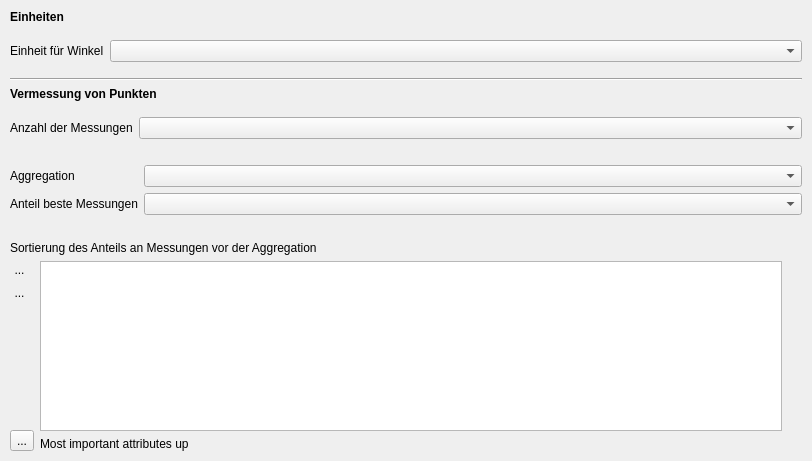
Qt form gnavs/gui/setup/settings.ui (b-lack/qgis-gnavs-plugin) before a commit.
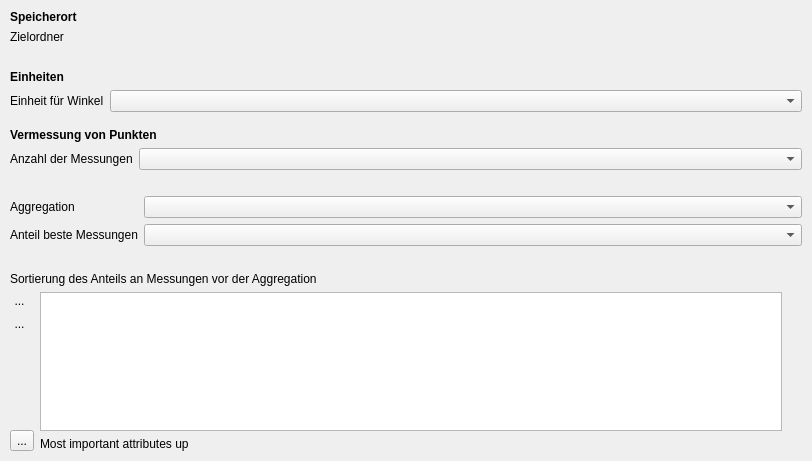
The same form after that commit. Custom widgets are drawn as their Qt base class.

```diff
--- a/gnavs/gui/setup/settings.ui
+++ b/gnavs/gui/setup/settings.ui
@@ -26,6 +26,46 @@
    <property name="bottomMargin">
     <number>10</number>
    </property>
+   <item>
+    <widget class="QLabel" name="label_9">
+     <property name="font">
+      <font>
+       <weight>75</weight>
+       <bold>true</bold>
+      </font>
+     </property>
+     <property name="text">
+      <string>Speicherort</string>
+     </property>
+    </widget>
+   </item>
+   <item>
+    <layout class="QFormLayout" name="formLayout_2">
+     <property name="topMargin">
+      <number>0</number>
+     </property>
+     <property name="bottomMargin">
+      <number>20</number>
+     </property>
+     <item row="0" column="1">
+      <widget class="QgsFileWidget" name="lfbFileSelectionFileWidget">
+       <property name="fileWidgetButtonVisible">
+        <bool>true</bool>
+       </property>
+       <property name="storageMode">
+        <enum>QgsFileWidget::SaveFile</enum>
+       </property>
+      </widget>
+     </item>
+     <item row="0" column="0">
+      <widget class="QLabel" name="label_10">
+       <property name="text">
+        <string>Zielordner</string>
+       </property>
+      </widget>
+     </item>
+    </layout>
+   </item>
    <item>
     <widget class="QLabel" name="label_7">
      <property name="font">
@@ -42,7 +82,7 @@
    <item>
     <layout class="QFormLayout" name="formLayout">
      <property name="topMargin">
-      <number>10</number>
+      <number>0</number>
      </property>
      <property name="bottomMargin">
       <number>10</number>
@@ -59,13 +99,6 @@
      </item>
     </layout>
    </item>
-   <item>
-    <widget class="Line" name="line">
-     <property name="orientation">
-      <enum>Qt::Horizontal</enum>
-     </property>
-    </widget>
-   </item>
    <item>
     <widget class="QLabel" name="label_6">
      <property name="font">
@@ -82,7 +115,7 @@
    <item>
     <layout class="QFormLayout" name="formLayout_3">
      <property name="topMargin">
-      <number>10</number>
+      <number>0</number>
      </property>
      <item row="0" column="0">
       <widget class="QLabel" name="label">
@@ -222,6 +255,13 @@
    </item>
   </layout>
  </widget>
+ <customwidgets>
+  <customwidget>
+   <class>QgsFileWidget</class>
+   <extends>QWidget</extends>
+   <header>qgsfilewidget.h</header>
+  </customwidget>
+ </customwidgets>
  <resources/>
  <connections/>
 </ui>
```
Left out of the diff: 9 changed lines with no effect on the pictures.
